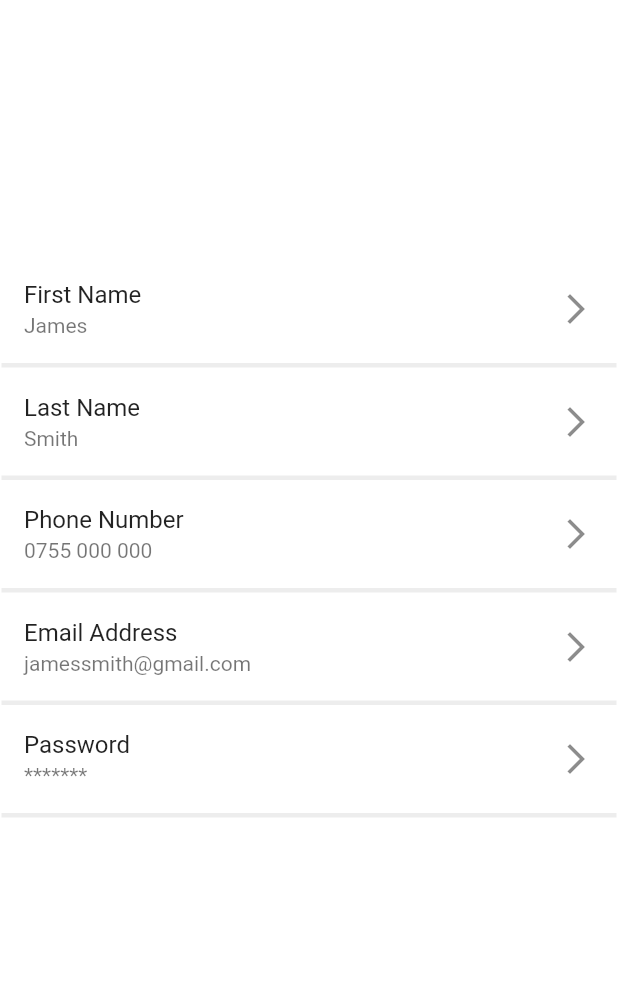
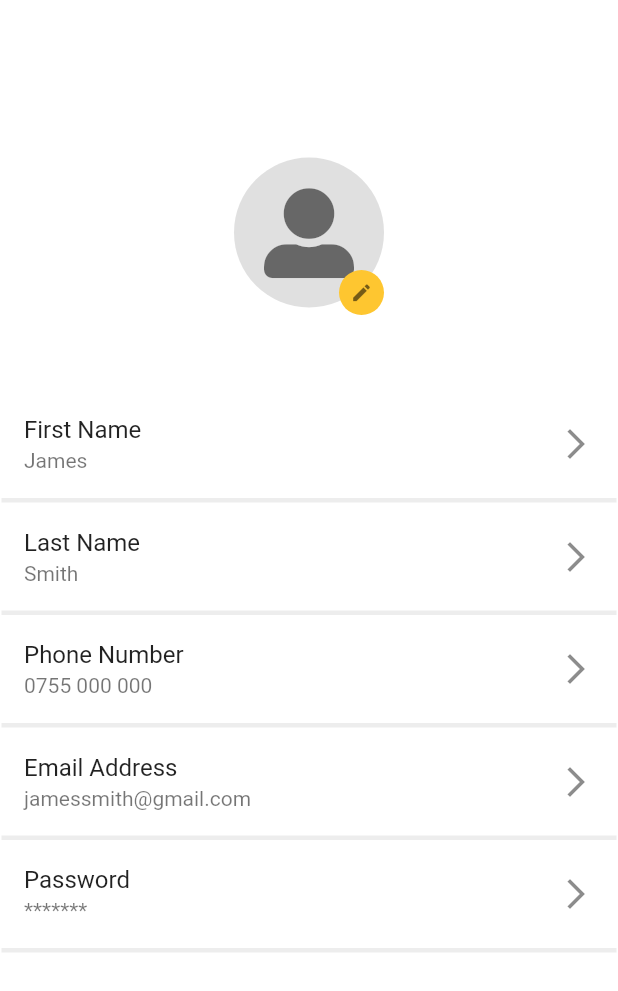
Before and after one commit to Subhe93/furn-aldeaa, a Flutter app: the HomeScreen screen opened directly, in the side drawer, after a tap on "Edit Account", on a phone screen of 412 x 824 dp. Shown: the top 991 px of the screen. Run offline on Flutter 3.47's test engine with Material 2 defaults, Android fonts, the phone set to English and light mode, and no system bars; our stand-ins replace flutter_map, flutter_rating_bar, flutter_slidable, font_awesome_flutter, geolocator, intl_phone_number_input and 1 more.

Commit message:
Modifications2

```diff
--- a/lib/screens/account/body.dart
+++ b/lib/screens/account/body.dart
@@ -1,5 +1,5 @@
 import 'package:flutter/material.dart';
-
+import 'package:font_awesome_flutter/font_awesome_flutter.dart';
 import '../../Constants.dart';
 
 class AccountBody extends StatefulWidget {
@@ -20,7 +20,43 @@ class _AccountBodyState extends State<AccountBody> {
                 mainAxisAlignment: MainAxisAlignment.start,
                 children: [
                   SizedBox(
-                    height: 170,
+                    height: 100,
+                  ),
+                  Stack(
+                    children: <Widget>[
+                      Container(
+                        height: 110,
+                        width: 100,
+                        decoration: BoxDecoration(
+                            shape: BoxShape.circle, color: Colors.black12),
+                        child: Stack(children: [
+                          Center(
+                            child: Icon(
+                              FontAwesomeIcons.userAlt,
+                              color: Colors.black54,
+                              size: 60,
+                            ),
+                          ),
+                          Align(
+                            alignment: Alignment.bottomRight,
+                            child: Container(
+                              height: 30,
+                              width: 30,
+                              decoration: BoxDecoration(
+                                  shape: BoxShape.circle, color: yellow),
+                              child: Icon(
+                                Icons.edit,
+                                color: Colors.black54,
+                                size: 15,
+                              ),
+                            ),
+                          ),
+                        ]),
+                      ),
+                    ],
+                  ),
+                  SizedBox(
+                    height: 50,
                   ),
                   Column(
                     mainAxisAlignment: MainAxisAlignment.spaceBetween,
--- a/lib/screens/home/components/body.dart
+++ b/lib/screens/home/components/body.dart
@@ -7,6 +7,7 @@ import 'package:furn_aldeaa/screens/home/components/offer_card.dart';
 import 'package:furn_aldeaa/screens/home/components/offer_list.dart';
 import 'package:furn_aldeaa/screens/home/components/restaurant_card.dart';
 import 'package:furn_aldeaa/screens/home/components/restaurant_list.dart';
+import 'package:furn_aldeaa/screens/home/components/topRestaurants.dart';
 
 import '../../../Constants.dart';
 
@@ -111,6 +112,97 @@ class Body extends StatelessWidget {
             ),
           ),
           RestaurantList(),
+          Padding(
+            padding:
+                const EdgeInsets.only(left: 18, right: 10, top: 15, bottom: 15),
+            child: Container(
+              decoration: BoxDecoration(
+                  color: yellow.withOpacity(0.3),
+                  borderRadius: BorderRadius.circular(20)),
+              height: 100,
+              child: Row(
+                children: [
+                  Padding(
+                    padding: const EdgeInsets.only(left: 20.0),
+                    child: Container(
+                        height: 60,
+                        width: 60,
+                        decoration: BoxDecoration(
+                            borderRadius: BorderRadius.circular(30),
+                            color: yellow),
+                        child: Icon(
+                          Icons.attach_money,
+                          size: 30,
+                        )),
+                  ),
+                  Padding(
+                    padding:
+                        const EdgeInsets.only(left: 8.0, top: 20, right: 8),
+                    child: Column(
+                      crossAxisAlignment: CrossAxisAlignment.start,
+                      children: [
+                        Text(
+                          'Get 10\$',
+                          style: TextStyle(
+                              fontWeight: FontWeight.bold, fontSize: 18),
+                        ),
+                        SizedBox(
+                          height: 10,
+                        ),
+                        Text('Give a Friend \$10 to try joyfood and')
+                      ],
+                    ),
+                  ),
+                  Padding(
+                    padding: const EdgeInsets.all(8.0),
+                    child: Icon(
+                      Icons.keyboard_arrow_right,
+                      size: 50,
+                      color: Colors.black54,
+                    ),
+                  )
+                ],
+              ),
+            ),
+          ),
+          Padding(
+            padding: const EdgeInsets.only(left: 15.0, right: 15, top: 15),
+            child: Row(
+              mainAxisAlignment: MainAxisAlignment.spaceBetween,
+              children: [
+                Row(
+                  children: [
+                    Text(
+                      'Top 10 ',
+                      style:
+                          TextStyle(fontSize: 20, fontWeight: FontWeight.bold),
+                    ),
+                    Text('restaurants',
+                        style: TextStyle(
+                            fontSize: 20,
+                            fontWeight: FontWeight.bold,
+                            color: Colors.black87))
+                  ],
+                ),
+                Text('See All',
+                    style: TextStyle(fontSize: 18, color: Colors.black26)),
+              ],
+            ),
+          ),
+          Container(
+            height: 360,
+            child: ListView.builder(
+              scrollDirection: Axis.horizontal,
+              itemCount: resturantList.length,
+              itemBuilder: (context, index) => topRestaurantCard(
+                restaurant: resturantList[index],
+                press: () => {},
+              ),
+            ),
+          ),
+          SizedBox(
+            height: 200,
+          )
         ],
       ),
     );
--- /dev/null
+++ b/lib/screens/home/components/topRestaurants.dart
@@ -0,0 +1,199 @@
+import 'package:flutter/material.dart';
+import 'package:furn_aldeaa/models/offer_model.dart';
+import 'package:flutter/cupertino.dart';
+
+class topRestaurantCard extends StatefulWidget {
+  final Function press;
+
+  final Resturant restaurant;
+
+  const topRestaurantCard({
+    Key key,
+    this.restaurant,
+    this.press,
+  }) : super(key: key);
+
+  @override
+  _topRestaurantCardState createState() => _topRestaurantCardState();
+}
+
+class _topRestaurantCardState extends State<topRestaurantCard> {
+  @override
+  Widget build(BuildContext context) {
+    return Container(
+      child: InkWell(
+        onTap: widget.press,
+        child: Container(
+          margin: EdgeInsets.only(top: 10, bottom: 10, left: 20, right: 10),
+          width: 250,
+          height: 285,
+          decoration: BoxDecoration(
+            color: Colors.white,
+            borderRadius: BorderRadius.circular(10),
+            boxShadow: [
+              BoxShadow(
+                color: Colors.grey.withOpacity(0.5),
+                spreadRadius: 1,
+                blurRadius: 7,
+                offset: Offset(0, 3), // changes position of shadow
+              ),
+            ],
+          ),
+          child: Column(
+            mainAxisAlignment: MainAxisAlignment.start,
+            crossAxisAlignment: CrossAxisAlignment.start,
+            children: [
+              Stack(
+                children: [
+                  ClipRRect(
+                    borderRadius: BorderRadius.circular(10),
+                    child: Image.asset(
+                      widget.restaurant.image,
+                      height: 170,
+                      width: 250,
+                      fit: BoxFit.fill,
+                    ),
+                  ),
+                  Container(
+                    width: 250,
+                    height: 170,
+                    decoration: BoxDecoration(
+                      borderRadius: BorderRadius.circular(10),
+                      gradient: LinearGradient(
+                        colors: [Colors.black54, Colors.black12],
+                        stops: [0.2, 10],
+                        begin: Alignment.topRight,
+                      ),
+                    ),
+                  ),
+                  Padding(
+                    padding: const EdgeInsets.all(15.0),
+                    child: Align(
+                      alignment: Alignment.topRight,
+                      child: Icon(
+                        widget.restaurant.favorite
+                            ? CupertinoIcons.heart_fill
+                            : CupertinoIcons.heart,
+                        color: Colors.white,
+                      ),
+                    ),
+                  ),
+                  widget.restaurant.freeOffer
+                      ? Padding(
+                          padding: const EdgeInsets.all(15.0),
+                          child: Align(
+                            alignment: Alignment.topLeft,
+                            child: Container(
+                              height: 30,
+                              width: 70,
+                              decoration: BoxDecoration(
+                                  color: Colors.yellow[100].withOpacity(0.7),
+                                  borderRadius: BorderRadius.circular(5)),
+                              child: Center(
+                                  child: Text(
+                                '1+1 Free',
+                                style: TextStyle(fontWeight: FontWeight.bold),
+                              )),
+                            ),
+                          ),
+                        )
+                      : Container(
+                          height: 0,
+                          width: 0,
+                        )
+                ],
+              ),
+              Padding(
+                padding: const EdgeInsets.only(top: 10, left: 10),
+                child: Column(
+                  crossAxisAlignment: CrossAxisAlignment.start,
+                  children: [
+                    Padding(
+                      padding: const EdgeInsets.only(left: 12.0),
+                      child: Text(
+                        widget.restaurant.name,
+                        maxLines: 1,
+                        overflow: TextOverflow.ellipsis,
+                        style: TextStyle(
+                          fontSize: 20,
+                          color: Colors.black,
+                          fontWeight: FontWeight.bold,
+                        ),
+                      ),
+                    ),
+                    SizedBox(
+                      height: 5,
+                    ),
+                    Row(
+                      children: [
+                        Icon(
+                          Icons.star,
+                          color: Colors.yellow,
+                          size: 20,
+                        ),
+                        SizedBox(
+                          width: 8,
+                        ),
+                        Text(
+                          widget.restaurant.desc,
+                          maxLines: 2,
+                          overflow: TextOverflow.ellipsis,
+                          style: TextStyle(
+                              fontSize: 12,
+                              color: Colors.black,
+                              letterSpacing: 0.8),
+                        ),
+                      ],
+                    ),
+                    Padding(
+                      padding: const EdgeInsets.all(8.0),
+                      child: Column(
+                        crossAxisAlignment: CrossAxisAlignment.start,
+                        children: [
+                          Container(
+                            margin: const EdgeInsets.all(5.0),
+                            padding: const EdgeInsets.all(4.0),
+                            decoration: BoxDecoration(
+                                border: Border.all(color: Colors.black)),
+                            child: Text(
+                              widget.restaurant.deliveryFee,
+                              style: TextStyle(fontWeight: FontWeight.bold),
+                            ),
+                          ),
+                          Row(
+                            children: [
+                              Container(
+                                margin: const EdgeInsets.all(5.0),
+                                padding: const EdgeInsets.all(3.0),
+                                decoration: BoxDecoration(
+                                    border: Border.all(color: Colors.black)),
+                                child: Text(
+                                  widget.restaurant.distance,
+                                  style: TextStyle(fontWeight: FontWeight.bold),
+                                ),
+                              ),
+                              Container(
+                                margin: const EdgeInsets.all(5.0),
+                                padding: const EdgeInsets.all(3.0),
+                                decoration: BoxDecoration(
+                                    border: Border.all(color: Colors.black)),
+                                child: Text(
+                                  widget.restaurant.price + "min",
+                                  style: TextStyle(fontWeight: FontWeight.bold),
+                                ),
+                              ),
+                            ],
+                          ),
+                        ],
+                      ),
+                    )
+                  ],
+                ),
+              ),
+            ],
+          ),
+        ),
+      ),
+    );
+  }
+}
--- a/lib/screens/item/item.dart
+++ b/lib/screens/item/item.dart
@@ -29,6 +29,7 @@ class _ItemState extends State<Item> {
               slivers: [
                 SliverAppBar(
                     expandedHeight: 250,
+                    automaticallyImplyLeading: false,
                     flexibleSpace: FlexibleSpaceBar(
                       background: Stack(
                         children: [
--- a/lib/screens/restaurant/restaurant_screen.dart
+++ b/lib/screens/restaurant/restaurant_screen.dart
@@ -42,8 +42,11 @@ class _RestaurantScreenState extends State<RestaurantScreen> {
       child: Scaffold(
         body: CustomScrollView(
           slivers: [
-            SliverAppBar(
-              expandedHeight: 200,
+            Theme(
+              data: ThemeData(primaryColor: Colors.white),
+              child: SliverAppBar(
+                expandedHeight: 220,
+                automaticallyImplyLeading: false,
                 flexibleSpace: FlexibleSpaceBar(
                   background: Stack(
                     children: [
@@ -57,8 +60,11 @@ class _RestaurantScreenState extends State<RestaurantScreen> {
                           child: Row(
                             mainAxisAlignment: MainAxisAlignment.spaceBetween,
                             children: [
-                            roundIcon(
+                              InkWell(
+                                onTap: () => Navigator.pop(context),
+                                child: roundIcon(
                                     35, 35, Colors.white, Icons.arrow_back_ios),
+                              ),
                               Row(
                                 children: [
                                   roundIcon(
@@ -71,7 +77,19 @@ class _RestaurantScreenState extends State<RestaurantScreen> {
                           ),
                         ),
                       ),
+                      Align(
+                        alignment: Alignment.bottomCenter,
+                        child: Container(
+                          decoration: BoxDecoration(
+                            borderRadius: BorderRadius.vertical(
+                                top: Radius.circular(25.0)),
+                            color: Colors.white,
+                          ),
+                          height: 30,
+                        ),
+                      )
                     ],
+                  ),
                 ),
               ),
             ),
```
Lines whose indentation alone changed are shown as unchanged.
